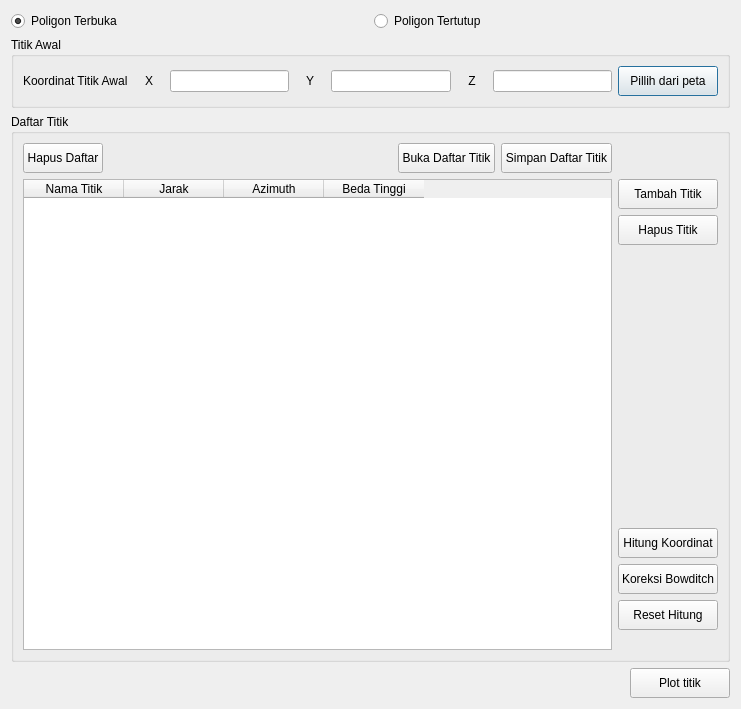
Above: ui/az_distance.ui from nyanyaon/GeoKKP-GIS before the change. Below: the same form after it.
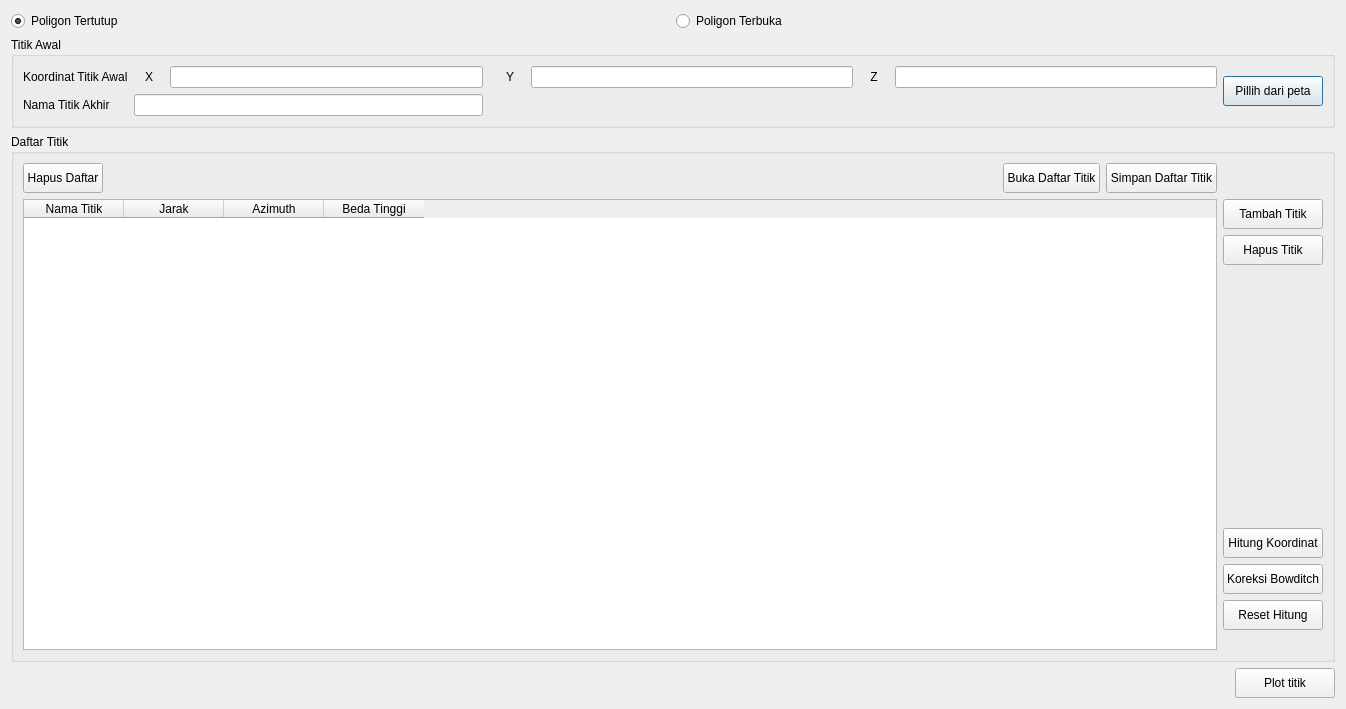
That is the form after the change.

Commit message:
show polygon visualization
add feature to display point and line based on the calculation data

Diff of the .ui file:
```diff
--- a/ui/az_distance.ui
+++ b/ui/az_distance.ui
@@ -6,7 +6,7 @@
    <rect>
     <x>0</x>
     <y>0</y>
-    <width>741</width>
+    <width>1346</width>
     <height>709</height>
    </rect>
   </property>
@@ -16,21 +16,24 @@
   <layout class="QVBoxLayout" name="verticalLayout_4">
    <item>
     <layout class="QHBoxLayout" name="horizontalLayout_4">
-     <item>
-      <widget class="QRadioButton" name="radio_pTerbuka">
-       <property name="text">
-        <string>Poligon Terbuka</string>
-       </property>
-       <property name="checked">
-        <bool>true</bool>
-       </property>
-      </widget>
-     </item>
      <item>
       <widget class="QRadioButton" name="radio_pTertutup">
        <property name="text">
         <string>Poligon Tertutup</string>
        </property>
+       <property name="checked">
+        <bool>true</bool>
+       </property>
+      </widget>
+     </item>
+     <item>
+      <widget class="QRadioButton" name="radio_pTerbuka">
+       <property name="text">
+        <string>Poligon Terbuka</string>
+       </property>
+       <property name="checked">
+        <bool>false</bool>
+       </property>
       </widget>
      </item>
     </layout>
@@ -40,15 +43,15 @@
      <property name="title">
       <string>Titik Awal</string>
      </property>
-     <layout class="QHBoxLayout" name="horizontalLayout_5">
-      <item>
+     <layout class="QGridLayout" name="gridLayout_2">
+      <item row="0" column="0">
        <widget class="QLabel" name="label_3">
         <property name="text">
          <string>Koordinat Titik Awal</string>
         </property>
        </widget>
       </item>
-      <item>
+      <item row="0" column="1">
        <layout class="QHBoxLayout" name="horizontalLayout_7">
         <item>
          <widget class="QLabel" name="label_7">
@@ -71,7 +74,7 @@
         </item>
        </layout>
       </item>
-      <item>
+      <item row="0" column="3">
        <layout class="QHBoxLayout" name="horizontalLayout_8">
         <item>
          <widget class="QLabel" name="label_8">
@@ -94,7 +97,7 @@
         </item>
        </layout>
       </item>
-      <item>
+      <item row="0" column="4">
        <layout class="QHBoxLayout" name="horizontalLayout_9">
         <item>
          <widget class="QLabel" name="label_9">
@@ -117,7 +120,7 @@
         </item>
        </layout>
       </item>
-      <item>
+      <item row="0" column="5" rowspan="2">
        <widget class="QPushButton" name="btn_pilihKoord">
         <property name="sizePolicy">
          <sizepolicy hsizetype="Fixed" vsizetype="Fixed">
@@ -142,6 +145,29 @@
         </property>
        </widget>
       </item>
+      <item row="1" column="0">
+       <widget class="QLabel" name="label_last_point">
+        <property name="text">
+         <string>Nama Titik Akhir</string>
+        </property>
+       </widget>
+      </item>
+      <item row="1" column="1">
+       <widget class="QLineEdit" name="last_point"/>
+      </item>
+      <item row="1" column="2" colspan="3">
+       <spacer name="horizontalSpacer">
+        <property name="orientation">
+         <enum>Qt::Horizontal</enum>
+        </property>
+        <property name="sizeHint" stdset="0">
+         <size>
+          <width>728</width>
+          <height>20</height>
+         </size>
+        </property>
+       </spacer>
+      </item>
      </layout>
     </widget>
    </item>
```
Left out of the diff: 67 changed lines with no effect on the pictures. The commit also changes 1 other file.
